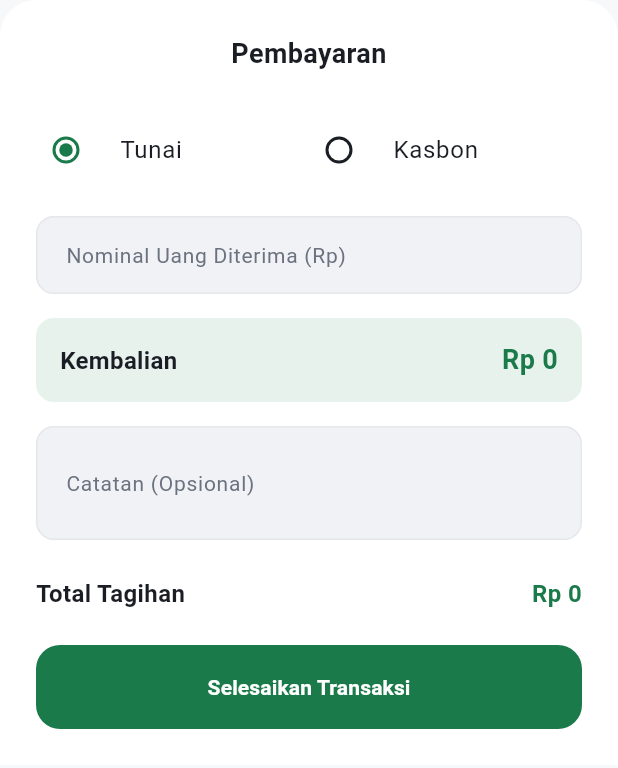
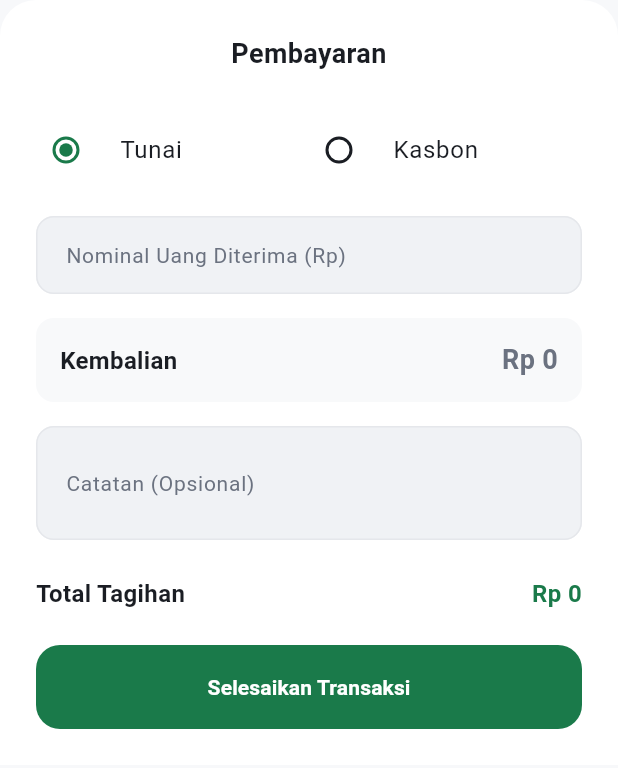
Before and after one commit to rezaluthfi/catatin-app, a Flutter app: the CheckoutBottomSheet widget shown alone on an empty page, opened directly, on a phone screen of 412 x 824 dp. Shown: the top 768 px of the screen. Run offline on Flutter 3.47's test engine with Material 3 defaults, Android fonts, the phone set to English and light mode, and no system bars; our stand-ins replace flutter_riverpod, flutter_secure_storage, go_router, sqflite; accounts and stored records are empty.

Commit message:
fix(pos): resolve POS screen UI issues and Hero animation crash
- Fix back navigation crash by removing Hero tag from MainShell FAB

- Add EmptyInventoryWidget for empty search results in POS

- Add dot formatter for cash input in checkout bottom sheet

- Set opacity to 0.5 for out of stock products in pos_product_card

```diff
--- a/lib/app/shell/main_shell.dart
+++ b/lib/app/shell/main_shell.dart
@@ -41,7 +41,7 @@ class MainShell extends StatelessWidget {
       body: child,
       // FAB di tengah untuk akses cepat POS
       floatingActionButton: FloatingActionButton(
-        heroTag: 'fab-pos',
+        heroTag: null,
         onPressed: () => context.push(AppRoutes.pos),
         tooltip: 'Catat Transaksi',
         child: const Icon(Icons.add_shopping_cart, size: 26),
--- a/lib/features/pos/screens/pos_screen.dart
+++ b/lib/features/pos/screens/pos_screen.dart
@@ -5,6 +5,7 @@ import '../../../app/theme/app_colors.dart';
 import '../../../app/theme/app_text_styles.dart';
 import '../../../core/extensions/currency_extension.dart';
 import '../../inventory/providers/inventory_provider.dart';
+import '../../inventory/widgets/empty_inventory_widget.dart';
 import '../providers/pos_provider.dart';
 import '../widgets/cart_bottom_sheet.dart';
 import '../widgets/checkout_bottom_sheet.dart';
@@ -113,7 +114,7 @@ class _PosScreenState extends ConsumerState<PosScreen> {
           // Daftar Produk (Grid)
           Expanded(
             child: displayedProducts.isEmpty
-                ? const Center(child: Text('Produk tidak ditemukan.'))
+                ? EmptyInventoryWidget(isSearch: searchQuery.isNotEmpty)
                 : GridView.builder(
                     padding: const EdgeInsets.fromLTRB(24, 16, 24, 100), // padding bawah untuk bottom bar
                     gridDelegate: const SliverGridDelegateWithFixedCrossAxisCount(
--- a/lib/features/pos/widgets/checkout_bottom_sheet.dart
+++ b/lib/features/pos/widgets/checkout_bottom_sheet.dart
@@ -30,8 +30,23 @@ class _CheckoutBottomSheetState extends ConsumerState<CheckoutBottomSheet> {
   void _onCashChanged(String value) {
     // Menghapus format non-digit
     final numericString = value.replaceAll(RegExp(r'[^0-9]'), '');
+    final intValue = int.tryParse(numericString) ?? 0;
+
+    if (numericString.isNotEmpty) {
+      final formatted = intValue.toRupiahNoSymbol();
+      _cashController.value = TextEditingValue(
+        text: formatted,
+        selection: TextSelection.collapsed(offset: formatted.length),
+      );
+    } else {
+      _cashController.value = const TextEditingValue(
+        text: '',
+        selection: TextSelection.collapsed(offset: 0),
+      );
+    }
+
     setState(() {
-      _cashReceived = int.tryParse(numericString) ?? 0;
+      _cashReceived = intValue;
     });
   }
 
@@ -80,6 +95,9 @@ class _CheckoutBottomSheetState extends ConsumerState<CheckoutBottomSheet> {
     final posState = ref.watch(posProvider);
     final totalAmount = posState.totalAmount;
     final change = _cashReceived - totalAmount;
+    final hasEnteredCash = _cashController.text.isNotEmpty;
+    final isError = hasEnteredCash && change < 0;
+    final isSuccess = hasEnteredCash && change >= 0;
 
     return Container(
       padding: EdgeInsets.only(
@@ -152,10 +170,13 @@ class _CheckoutBottomSheetState extends ConsumerState<CheckoutBottomSheet> {
                 ),
               ),
               const SizedBox(height: 16),
+
               Container(
                 padding: const EdgeInsets.all(16),
                 decoration: BoxDecoration(
-                  color: change >= 0 ? AppColors.income.withValues(alpha: 0.1) : AppColors.expense.withValues(alpha: 0.1),
+                  color: isSuccess
+                      ? AppColors.income.withValues(alpha: 0.1)
+                      : (isError ? AppColors.expense.withValues(alpha: 0.1) : AppColors.surfaceVariant.withValues(alpha: 0.5)),
                   borderRadius: BorderRadius.circular(12),
                 ),
                 child: Row(
@@ -163,9 +184,13 @@ class _CheckoutBottomSheetState extends ConsumerState<CheckoutBottomSheet> {
                   children: [
                     Text('Kembalian', style: AppTextStyles.headingSmall),
                     Text(
-                      change >= 0 ? change.toRupiah() : 'Uang Kurang',
+                      !hasEnteredCash
+                          ? 'Rp 0'
+                          : (isSuccess ? change.toRupiah() : 'Uang Kurang'),
                       style: AppTextStyles.headingMedium.copyWith(
-                        color: change >= 0 ? AppColors.income : AppColors.expense,
+                        color: isSuccess
+                            ? AppColors.income
+                            : (isError ? AppColors.expense : AppColors.textSecondary),
                       ),
                     ),
                   ],
```
Also changed, not shown: lib/features/pos/widgets/pos_product_card.dart (+6 -3 lines).
